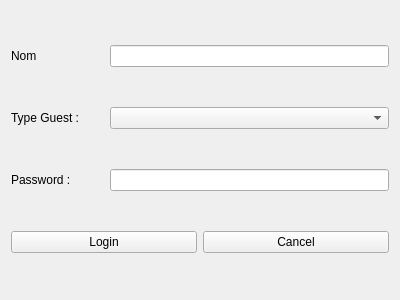
larcelboi/qt_designers, file SmartCity/interface/login_page.ui: the form before one commit.
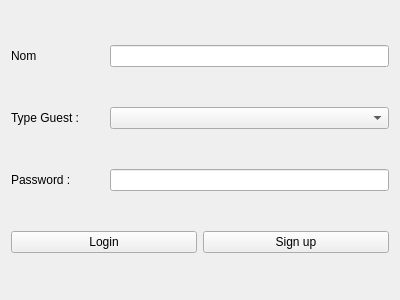
The form after the commit.

```diff
--- a/SmartCity/interface/login_page.ui
+++ b/SmartCity/interface/login_page.ui
@@ -68,7 +68,7 @@
      <item>
       <widget class="QPushButton" name="pushButton">
        <property name="text">
-        <string>Cancel</string>
+        <string>Sign up</string>
        </property>
       </widget>
      </item>
```
Left out of the diff: 2 changed lines with no effect on the pictures.
